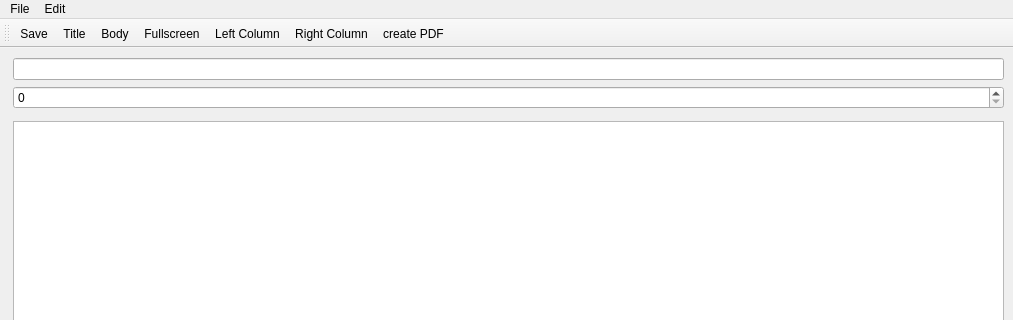
First picture: the form in mainwindow.ui, repository thgier/PotatoPresenter, before the edit; both pictures show x 0 to 1013 and y 0 to 320 of the 1013 by 686 pixel window.
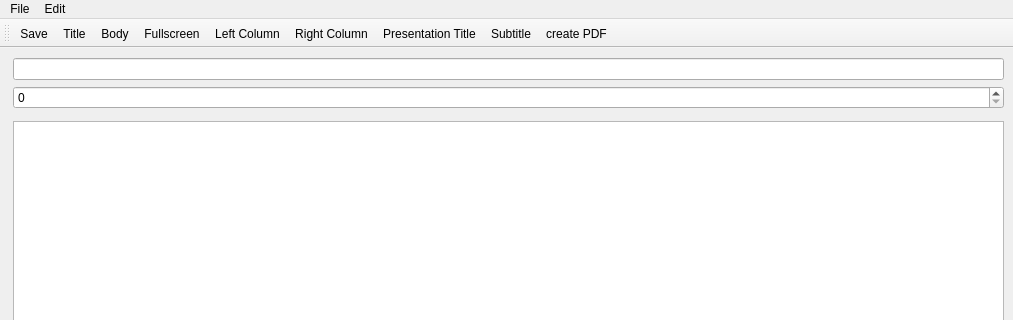
Second picture: the form after the edit. Icons and pictures are not drawn. Custom widgets are drawn as their Qt base class.

Commit message: add Presentation Title and Subtitle Fields (looks not so nice...)

Patch:
```diff
--- a/mainwindow.ui
+++ b/mainwindow.ui
@@ -117,6 +117,8 @@
    <addaction name="actionLayoutFullscreen"/>
    <addaction name="actionLayoutLeft"/>
    <addaction name="actionLayoutRight"/>
+   <addaction name="actionPresentationTitle"/>
+   <addaction name="actionSubtitle"/>
    <addaction name="actionCreatePDF"/>
   </widget>
   <action name="actionsave">
@@ -223,6 +225,22 @@
     <string>Ctrl+G</string>
    </property>
   </action>
+  <action name="actionPresentationTitle">
+   <property name="icon">
+    <iconset theme="menu_new_sep"/>
+   </property>
+   <property name="text">
+    <string>Presentation Title</string>
+   </property>
+  </action>
+  <action name="actionSubtitle">
+   <property name="icon">
+    <iconset theme="newline"/>
+   </property>
+   <property name="text">
+    <string>Subtitle</string>
+   </property>
+  </action>
  </widget>
  <customwidgets>
   <customwidget>
```
Left out of the diff: 4 changed lines with no effect on the pictures. The commit also changes 7 other files.
